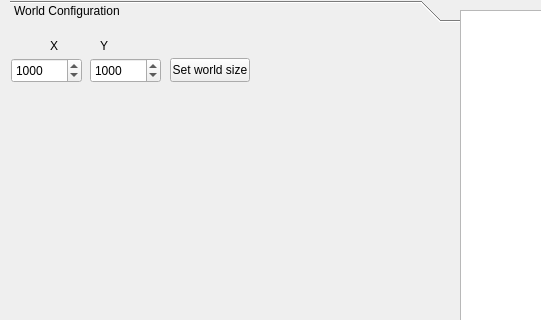
Before: the Qt Designer form mainwindow.ui in denis-fekete/icp_project, drawn with Qt 5; both pictures show x 0 to 541 and y 0 to 320 of the 1000 by 600 pixel window.
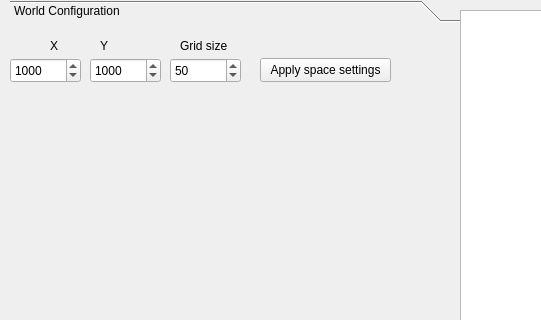
After: the same form once the commit is applied.

The edit to the form file:
```diff
--- a/mainwindow.ui
+++ b/mainwindow.ui
@@ -51,7 +51,7 @@
      <widget class="QSpinBox" name="sBox_worldc_sizeX">
       <property name="geometry">
        <rect>
-        <x>1</x>
+        <x>0</x>
         <y>30</y>
         <width>71</width>
         <height>25</height>
@@ -109,14 +109,14 @@
      <widget class="QPushButton" name="btn_worldApplySize">
       <property name="geometry">
        <rect>
-        <x>160</x>
+        <x>250</x>
         <y>30</y>
-        <width>80</width>
+        <width>131</width>
         <height>24</height>
        </rect>
       </property>
       <property name="text">
-       <string>Set world size</string>
+       <string>Apply space settings</string>
       </property>
      </widget>
      <widget class="QPushButton" name="btn_loadBenchmark">
@@ -245,6 +245,35 @@
        <string>Add more robots</string>
       </property>
      </widget>
+     <widget class="QSpinBox" name="sBox_world_gridSize">
+      <property name="geometry">
+       <rect>
+        <x>160</x>
+        <y>30</y>
+        <width>71</width>
+        <height>25</height>
+       </rect>
+      </property>
+      <property name="maximum">
+       <number>99999</number>
+      </property>
+      <property name="value">
+       <number>50</number>
+      </property>
+     </widget>
+     <widget class="QLabel" name="label_24">
+      <property name="geometry">
+       <rect>
+        <x>170</x>
+        <y>10</y>
+        <width>51</width>
+        <height>16</height>
+       </rect>
+      </property>
+      <property name="text">
+       <string>Grid size</string>
+      </property>
+     </widget>
     </widget>
     <widget class="QWidget" name="_2RobotConfiguration">
      <property name="geometry">
```
